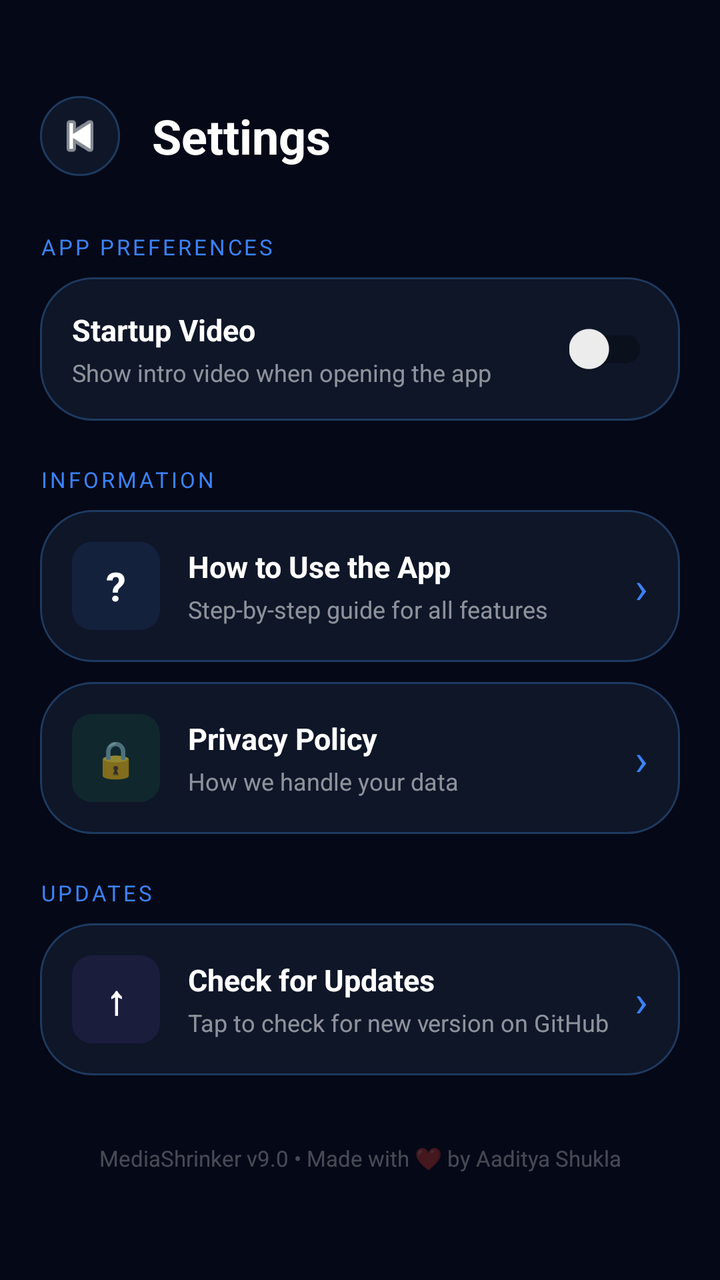
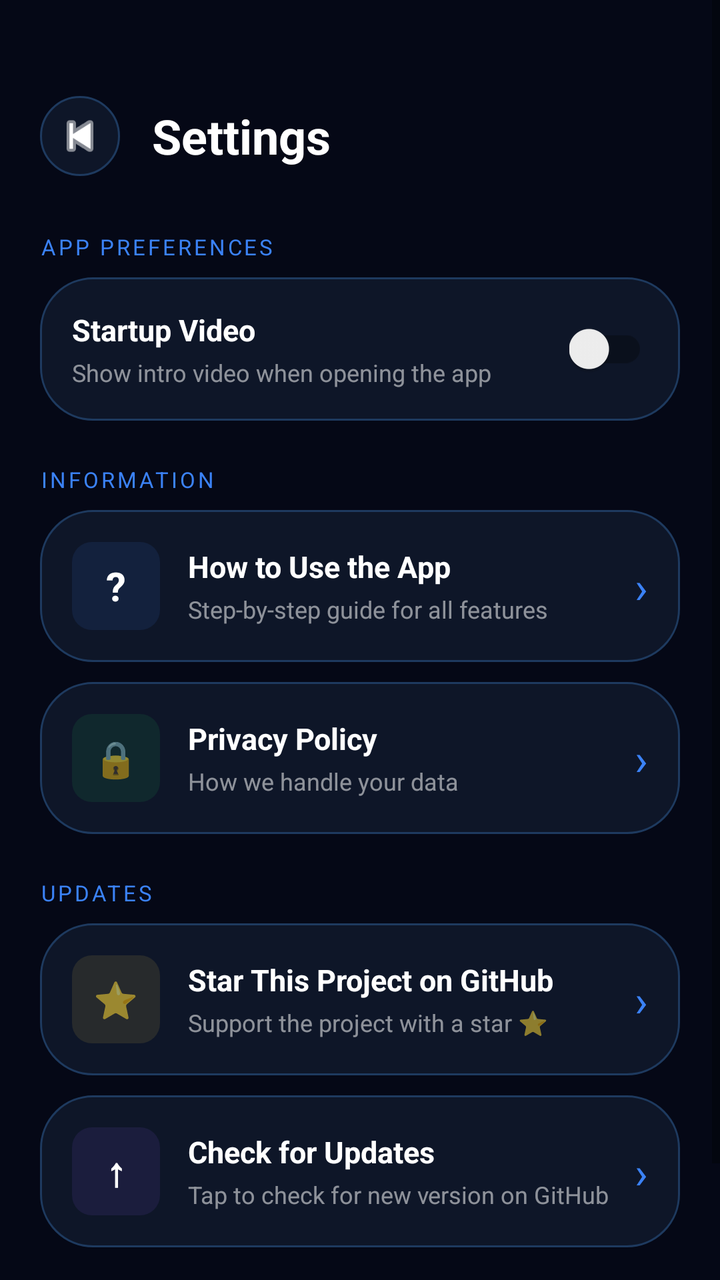

Two renders of the same Android screen: before a commit and after it. Below are the layout's source before the change and the commit's diff.
<!-- AndroidManifest.xml: application theme AppTheme -->
<!-- res/layout/activity_settings.xml -->
<?xml version="1.0" encoding="utf-8"?>
<ScrollView
    xmlns:android="http://schemas.android.com/apk/res/android"
    android:layout_width="match_parent"
    android:layout_height="match_parent"
    android:background="#050816"
    android:fillViewport="true">

    <LinearLayout
        android:layout_width="match_parent"
        android:layout_height="wrap_content"
        android:orientation="vertical">

        
        <LinearLayout
            android:layout_width="match_parent"
            android:layout_height="wrap_content"
            android:orientation="horizontal"
            android:gravity="center_vertical"
            android:paddingTop="48dp"
            android:paddingBottom="20dp"
            android:paddingLeft="20dp"
            android:paddingRight="20dp">

            <ImageView
                android:id="@+id/backButton"
                android:layout_width="40dp"
                android:layout_height="40dp"
                android:src="@android:drawable/ic_media_previous"
                android:tint="#FFFFFF"
                android:padding="6dp"
                android:background="@drawable/card_bg" />

            <TextView
                android:layout_width="0dp"
                android:layout_height="wrap_content"
                android:layout_weight="1"
                android:layout_marginLeft="16dp"
                android:text="Settings"
                android:textColor="#FFFFFF"
                android:textSize="24sp"
                android:textStyle="bold" />

        </LinearLayout>

        
        <TextView
            android:layout_width="wrap_content"
            android:layout_height="wrap_content"
            android:layout_marginLeft="20dp"
            android:layout_marginRight="20dp"
            android:layout_marginTop="8dp"
            android:layout_marginBottom="8dp"
            android:text="APP PREFERENCES"
            android:textColor="#3B82F6"
            android:textSize="11sp"
            android:letterSpacing="0.12" />

        
        <LinearLayout
            android:layout_width="match_parent"
            android:layout_height="wrap_content"
            android:orientation="horizontal"
            android:gravity="center_vertical"
            android:layout_marginLeft="20dp"
            android:layout_marginRight="20dp"
            android:layout_marginBottom="10dp"
            android:padding="16dp"
            android:background="@drawable/card_bg">

            <LinearLayout
                android:layout_width="0dp"
                android:layout_height="wrap_content"
                android:layout_weight="1"
                android:orientation="vertical">

                <TextView
                    android:layout_width="wrap_content"
                    android:layout_height="wrap_content"
                    android:text="Startup Video"
                    android:textColor="#FFFFFF"
                    android:textSize="15sp"
                    android:textStyle="bold" />

                <TextView
                    android:layout_width="wrap_content"
                    android:layout_height="wrap_content"
                    android:layout_marginTop="3dp"
                    android:text="Show intro video when opening the app"
                    android:textColor="#88FFFFFF"
                    android:textSize="12sp" />

            </LinearLayout>

            <androidx.appcompat.widget.SwitchCompat
                android:id="@+id/startupVideoSwitch"
                android:layout_width="wrap_content"
                android:layout_height="wrap_content"
                android:layout_marginLeft="12dp" />

        </LinearLayout>

        
        <TextView
            android:layout_width="wrap_content"
            android:layout_height="wrap_content"
            android:layout_marginLeft="20dp"
            android:layout_marginRight="20dp"
            android:layout_marginTop="12dp"
            android:layout_marginBottom="8dp"
            android:text="INFORMATION"
            android:textColor="#3B82F6"
            android:textSize="11sp"
            android:letterSpacing="0.12" />

        
        <LinearLayout
            android:id="@+id/howToUseRow"
            android:layout_width="match_parent"
            android:layout_height="wrap_content"
            android:orientation="horizontal"
            android:gravity="center_vertical"
            android:layout_marginLeft="20dp"
            android:layout_marginRight="20dp"
            android:layout_marginBottom="10dp"
            android:padding="16dp"
            android:background="@drawable/card_bg"
            android:clickable="true"
            android:focusable="true">

            <LinearLayout
                android:layout_width="44dp"
                android:layout_height="44dp"
                android:gravity="center"
                android:background="@drawable/icon_bg_blue">

                <TextView
                    android:layout_width="wrap_content"
                    android:layout_height="wrap_content"
                    android:text="?"
                    android:textColor="#FFFFFF"
                    android:textSize="20sp"
                    android:textStyle="bold" />

            </LinearLayout>

            <LinearLayout
                android:layout_width="0dp"
                android:layout_height="wrap_content"
                android:layout_weight="1"
                android:layout_marginLeft="14dp"
                android:orientation="vertical">

                <TextView
                    android:layout_width="wrap_content"
                    android:layout_height="wrap_content"
                    android:text="How to Use the App"
                    android:textColor="#FFFFFF"
                    android:textSize="15sp"
                    android:textStyle="bold" />

                <TextView
                    android:layout_width="wrap_content"
                    android:layout_height="wrap_content"
                    android:layout_marginTop="3dp"
                    android:text="Step-by-step guide for all features"
                    android:textColor="#88FFFFFF"
                    android:textSize="12sp" />

            </LinearLayout>

            <TextView
                android:layout_width="wrap_content"
                android:layout_height="wrap_content"
                android:text="›"
                android:textColor="#3B82F6"
                android:textSize="22sp" />

        </LinearLayout>

        
        <LinearLayout
            android:id="@+id/privacyPolicyRow"
            android:layout_width="match_parent"
            android:layout_height="wrap_content"
            android:orientation="horizontal"
            android:gravity="center_vertical"
            android:layout_marginLeft="20dp"
            android:layout_marginRight="20dp"
            android:layout_marginBottom="10dp"
            android:padding="16dp"
            android:background="@drawable/card_bg"
            android:clickable="true"
            android:focusable="true">

            <LinearLayout
                android:layout_width="44dp"
                android:layout_height="44dp"
                android:gravity="center"
                android:background="@drawable/icon_bg_green">

                <TextView
                    android:layout_width="wrap_content"
                    android:layout_height="wrap_content"
                    android:text="🔒"
                    android:textSize="18sp" />

            </LinearLayout>

            <LinearLayout
                android:layout_width="0dp"
                android:layout_height="wrap_content"
                android:layout_weight="1"
                android:layout_marginLeft="14dp"
                android:orientation="vertical">

                <TextView
                    android:layout_width="wrap_content"
                    android:layout_height="wrap_content"
                    android:text="Privacy Policy"
                    android:textColor="#FFFFFF"
                    android:textSize="15sp"
                    android:textStyle="bold" />

                <TextView
                    android:layout_width="wrap_content"
                    android:layout_height="wrap_content"
                    android:layout_marginTop="3dp"
                    android:text="How we handle your data"
                    android:textColor="#88FFFFFF"
                    android:textSize="12sp" />

            </LinearLayout>

            <TextView
                android:layout_width="wrap_content"
                android:layout_height="wrap_content"
                android:text="›"
                android:textColor="#3B82F6"
                android:textSize="22sp" />

        </LinearLayout>

        
        <TextView
            android:layout_width="wrap_content"
            android:layout_height="wrap_content"
            android:layout_marginLeft="20dp"
            android:layout_marginRight="20dp"
            android:layout_marginTop="12dp"
            android:layout_marginBottom="8dp"
            android:text="UPDATES"
            android:textColor="#3B82F6"
            android:textSize="11sp"
            android:letterSpacing="0.12" />

        
        <LinearLayout
            android:id="@+id/checkUpdatesRow"
            android:layout_width="match_parent"
            android:layout_height="wrap_content"
            android:orientation="horizontal"
            android:gravity="center_vertical"
            android:layout_marginLeft="20dp"
            android:layout_marginRight="20dp"
            android:layout_marginBottom="10dp"
            android:padding="16dp"
            android:background="@drawable/card_bg"
            android:clickable="true"
            android:focusable="true">

            <LinearLayout
                android:layout_width="44dp"
                android:layout_height="44dp"
                android:gravity="center"
                android:background="@drawable/icon_bg_purple">

                <TextView
                    android:layout_width="wrap_content"
                    android:layout_height="wrap_content"
                    android:text="↑"
                    android:textColor="#FFFFFF"
                    android:textSize="20sp"
                    android:textStyle="bold" />

            </LinearLayout>

            <LinearLayout
                android:layout_width="0dp"
                android:layout_height="wrap_content"
                android:layout_weight="1"
                android:layout_marginLeft="14dp"
                android:orientation="vertical">

                <TextView
                    android:layout_width="wrap_content"
                    android:layout_height="wrap_content"
                    android:text="Check for Updates"
                    android:textColor="#FFFFFF"
                    android:textSize="15sp"
                    android:textStyle="bold" />

                <TextView
                    android:layout_width="wrap_content"
                    android:layout_height="wrap_content"
                    android:layout_marginTop="3dp"
                    android:text="Tap to check for new version on GitHub"
                    android:textColor="#88FFFFFF"
                    android:textSize="12sp" />

            </LinearLayout>

            <TextView
                android:layout_width="wrap_content"
                android:layout_height="wrap_content"
                android:text="›"
                android:textColor="#3B82F6"
                android:textSize="22sp" />

        </LinearLayout>

        
        <LinearLayout
            android:id="@+id/updateStatusLayout"
            android:layout_width="match_parent"
            android:layout_height="wrap_content"
            android:orientation="horizontal"
            android:gravity="center_vertical"
            android:layout_marginLeft="20dp"
            android:layout_marginRight="20dp"
            android:layout_marginBottom="10dp"
            android:padding="14dp"
            android:visibility="gone"
            android:background="@drawable/update_status_bg_checking">

            <ImageView
                android:id="@+id/updateStatusIcon"
                android:layout_width="24dp"
                android:layout_height="24dp"
                android:layout_marginRight="12dp" />

            <TextView
                android:id="@+id/updateStatusText"
                android:layout_width="0dp"
                android:layout_height="wrap_content"
                android:layout_weight="1"
                android:textColor="#FFFFFF"
                android:textSize="13sp"
                android:lineSpacingExtra="3dp" />

        </LinearLayout>

        
        <TextView
            android:layout_width="wrap_content"
            android:layout_height="wrap_content"
            android:layout_gravity="center"
            android:layout_marginTop="24dp"
            android:layout_marginBottom="32dp"
            android:layout_marginLeft="20dp"
            android:layout_marginRight="20dp"
            android:text="MediaShrinker v9.0 • Made with ❤️ by Aaditya Shukla"
            android:textColor="#44FFFFFF"
            android:textSize="11sp"
            android:gravity="center" />

    </LinearLayout>

</ScrollView>
<!-- resources referenced by this layout -->
<resources>
  <!-- drawable card_bg (drawable) -->
  <?xml version="1.0" encoding="utf-8"?>
  <shape xmlns:android="http://schemas.android.com/apk/res/android">
  
      <solid android:color="#0E1628"/>
  
      <corners android:radius="26dp"/>
  
      <stroke
          android:width="1dp"
          android:color="#1E3A5F"/>
  
  </shape>
  <!-- drawable icon_bg_blue (drawable) -->
  <?xml version="1.0" encoding="utf-8"?>
  <shape xmlns:android="http://schemas.android.com/apk/res/android"
      android:shape="rectangle">
      <solid android:color="#1A3B82F6" />
      <corners android:radius="10dp" />
  </shape>
  <!-- drawable icon_bg_green (drawable) -->
  <?xml version="1.0" encoding="utf-8"?>
  <shape xmlns:android="http://schemas.android.com/apk/res/android"
      android:shape="rectangle">
      <solid android:color="#1A22C55E" />
      <corners android:radius="10dp" />
  </shape>
  <!-- drawable icon_bg_purple (drawable) -->
  <?xml version="1.0" encoding="utf-8"?>
  <shape xmlns:android="http://schemas.android.com/apk/res/android"
      android:shape="rectangle">
      <solid android:color="#1A8B5CF6" />
      <corners android:radius="10dp" />
  </shape>
  <!-- drawable update_status_bg_checking (drawable) -->
  <?xml version="1.0" encoding="utf-8"?>
  <shape xmlns:android="http://schemas.android.com/apk/res/android"
      android:shape="rectangle">
      <solid android:color="#1A3B82F6" />
      <stroke android:width="1dp" android:color="#333B82F6" />
      <corners android:radius="10dp" />
  </shape>
  <style name="AppTheme" parent="Theme.AppCompat.Light.NoActionBar">
  
          <item name="colorPrimary">#050816</item>
  
          <item name="colorPrimaryDark">#050816</item>
  
          <item name="colorAccent">#3B82F6</item>
  
      </style>
</resources>

<!-- the commit's change to res/layout/activity_settings.xml (unified diff, before → after) -->
@@ -256,6 +256,69 @@
 
         
         <LinearLayout
+            android:id="@+id/starGithubRow"
+            android:layout_width="match_parent"
+            android:layout_height="wrap_content"
+            android:orientation="horizontal"
+            android:gravity="center_vertical"
+            android:layout_marginLeft="20dp"
+            android:layout_marginRight="20dp"
+            android:layout_marginBottom="10dp"
+            android:padding="16dp"
+            android:background="@drawable/card_bg"
+            android:clickable="true"
+            android:focusable="true">
+
+            <LinearLayout
+                android:layout_width="44dp"
+                android:layout_height="44dp"
+                android:gravity="center"
+                android:background="@drawable/icon_bg_yellow">
+
+                <TextView
+                    android:layout_width="wrap_content"
+                    android:layout_height="wrap_content"
+                    android:text="⭐"
+                    android:textSize="18sp" />
+
+            </LinearLayout>
+
+            <LinearLayout
+                android:layout_width="0dp"
+                android:layout_height="wrap_content"
+                android:layout_weight="1"
+                android:layout_marginLeft="14dp"
+                android:orientation="vertical">
+
+                <TextView
+                    android:layout_width="wrap_content"
+                    android:layout_height="wrap_content"
+                    android:text="Star This Project on GitHub"
+                    android:textColor="#FFFFFF"
+                    android:textSize="15sp"
+                    android:textStyle="bold" />
+
+                <TextView
+                    android:layout_width="wrap_content"
+                    android:layout_height="wrap_content"
+                    android:layout_marginTop="3dp"
+                    android:text="Support the project with a star ⭐"
+                    android:textColor="#88FFFFFF"
+                    android:textSize="12sp" />
+
+            </LinearLayout>
+
+            <TextView
+                android:layout_width="wrap_content"
+                android:layout_height="wrap_content"
+                android:text="›"
+                android:textColor="#3B82F6"
+                android:textSize="22sp" />
+
+        </LinearLayout>
+
+        
+        <LinearLayout
             android:id="@+id/checkUpdatesRow"
             android:layout_width="match_parent"
             android:layout_height="wrap_content"
<!-- resource entries referenced after the edit -->
@@ -34,6 +34,13 @@
       <solid android:color="#1A8B5CF6" />
       <corners android:radius="10dp" />
   </shape>
+  <!-- drawable icon_bg_yellow (drawable) -->
+  <?xml version="1.0" encoding="utf-8"?>
+  <shape xmlns:android="http://schemas.android.com/apk/res/android"
+      android:shape="rectangle">
+      <solid android:color="#1AFFD54F" />
+      <corners android:radius="10dp" />
+  </shape>
   <!-- drawable update_status_bg_checking (drawable) -->
   <?xml version="1.0" encoding="utf-8"?>
   <shape xmlns:android="http://schemas.android.com/apk/res/android"
